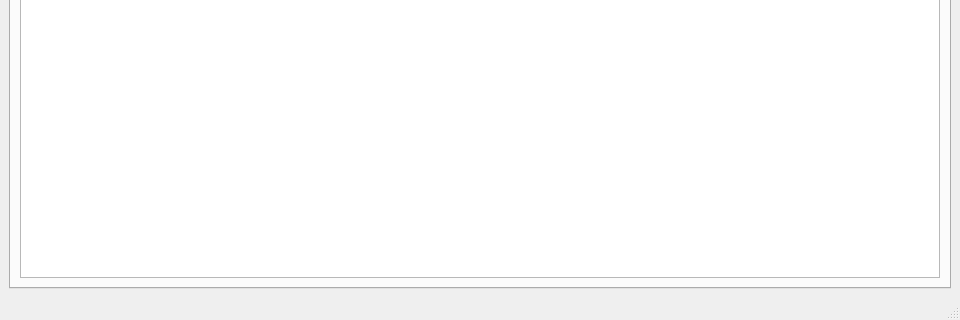
First picture: the form in seafoil-log-analyzer/ui/main_window.ui, repository ThomasLeMezo/seafoil-tools, before the edit; both pictures show x 0 to 960 and y 423 to 743 of the 960 by 743 pixel window.
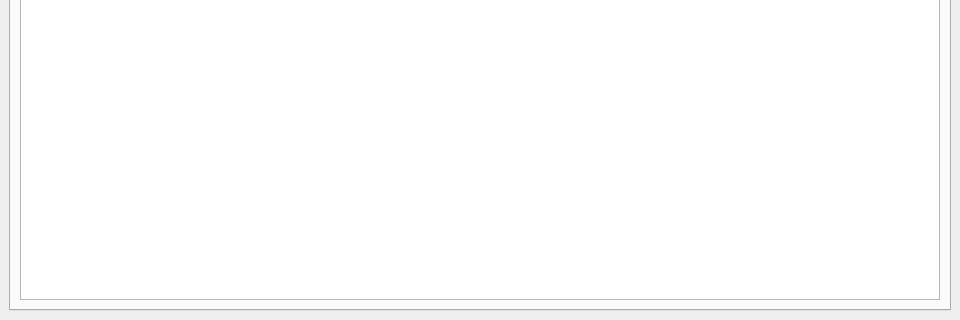
Second picture: the form after the edit.

Patch:
```diff
--- a/seafoil-log-analyzer/ui/main_window.ui
+++ b/seafoil-log-analyzer/ui/main_window.ui
@@ -581,7 +581,6 @@
     </item>
    </layout>
   </widget>
-  <widget class="QStatusBar" name="statusbar"/>
   <widget class="QMenuBar" name="menuBar">
    <property name="geometry">
     <rect>
```
